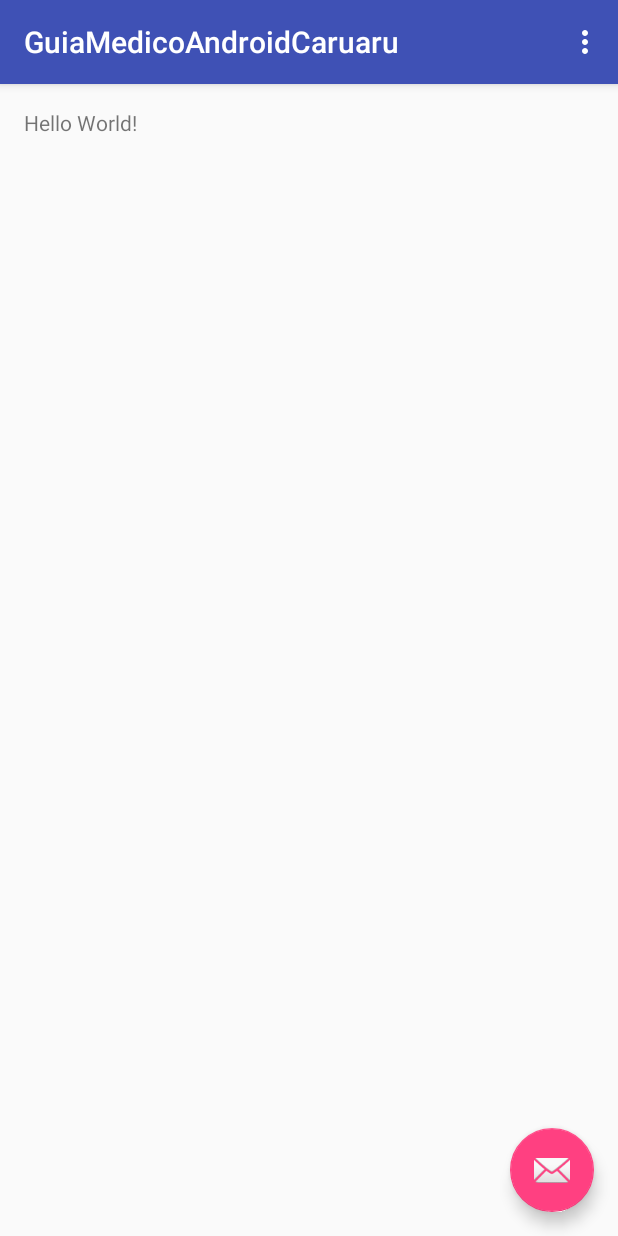
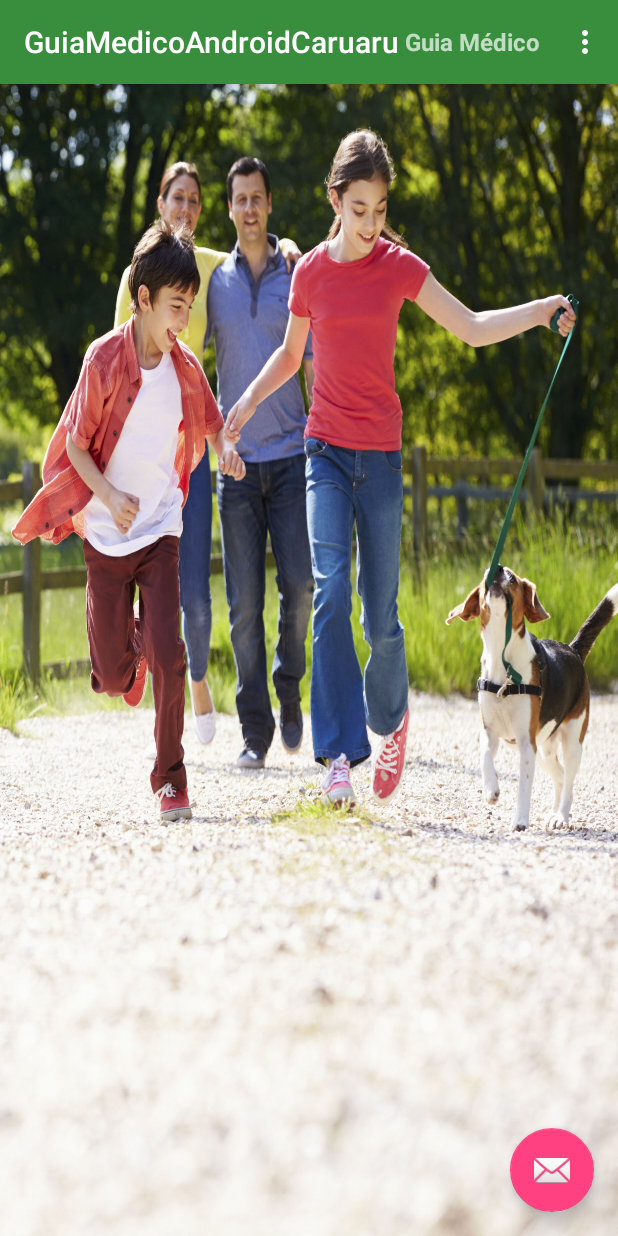
Before and after one commit to shurtup/UnimedGuiaMedico, an Android app: the screen it shows after launch (MainActivity), on a phone screen of 412 x 824 dp. Run offline under Robolectric (Android 15) with nearby library versions, the phone set to English and light mode, and no system bars.

Commit message:
Commit 2

```diff
--- a/app/src/main/res/layout/activity_main.xml
+++ b/app/src/main/res/layout/activity_main.xml
@@ -1,25 +1,45 @@
 <?xml version="1.0" encoding="utf-8"?>
-<android.support.design.widget.CoordinatorLayout
-    xmlns:android="http://schemas.android.com/apk/res/android"
+<android.support.design.widget.CoordinatorLayout xmlns:android="http://schemas.android.com/apk/res/android"
     xmlns:app="http://schemas.android.com/apk/res-auto"
-    xmlns:tools="http://schemas.android.com/tools" android:layout_width="match_parent"
-    android:layout_height="match_parent" android:fitsSystemWindows="true"
-    tools:context=".MainActivity">
+    xmlns:tools="http://schemas.android.com/tools"
+    android:layout_width="match_parent"
+    android:layout_height="match_parent"
+    android:fitsSystemWindows="true"
+    tools:context=".MainActivity"
+    android:background="@drawable/unimed">
 
-    <android.support.design.widget.AppBarLayout android:layout_height="wrap_content"
-        android:layout_width="match_parent" android:theme="@style/AppTheme.AppBarOverlay">
+    <android.support.design.widget.AppBarLayout
+        android:layout_width="match_parent"
+        android:layout_height="wrap_content"
+        android:theme="@style/AppTheme.AppBarOverlay">
 
-        <android.support.v7.widget.Toolbar android:id="@+id/toolbar"
-            android:layout_width="match_parent" android:layout_height="?attr/actionBarSize"
-            android:background="?attr/colorPrimary" app:popupTheme="@style/AppTheme.PopupOverlay" />
+        <android.support.v7.widget.Toolbar
+            android:id="@+id/toolbar"
+            android:layout_width="match_parent"
+            android:layout_height="?attr/actionBarSize"
+            android:background="@color/verdeUnimed"
+            app:popupTheme="@style/AppTheme.PopupOverlay">
+
+        <TextView
+            android:layout_width="wrap_content"
+            android:layout_height="wrap_content"
+            android:textSize="16sp"
+            android:textStyle="bold"
+            android:text="Guia Médico"
+            android:gravity="center"
+            android:id="@+id/toolbar_title"/>
+            </android.support.v7.widget.Toolbar>
 
     </android.support.design.widget.AppBarLayout>
 
     <include layout="@layout/content_main" />
 
-    <android.support.design.widget.FloatingActionButton android:id="@+id/fab"
-        android:layout_width="wrap_content" android:layout_height="wrap_content"
-        android:layout_gravity="bottom|end" android:layout_margin="@dimen/fab_margin"
+    <android.support.design.widget.FloatingActionButton
+        android:id="@+id/fab"
+        android:layout_width="wrap_content"
+        android:layout_height="wrap_content"
+        android:layout_gravity="bottom|end"
+        android:layout_margin="@dimen/fab_margin"
         android:src="@android:drawable/ic_dialog_email" />
 
 </android.support.design.widget.CoordinatorLayout>
--- a/app/src/main/res/layout/content_main.xml
+++ b/app/src/main/res/layout/content_main.xml
@@ -1,14 +1,15 @@
 <?xml version="1.0" encoding="utf-8"?>
 <RelativeLayout xmlns:android="http://schemas.android.com/apk/res/android"
+    xmlns:app="http://schemas.android.com/apk/res-auto"
     xmlns:tools="http://schemas.android.com/tools"
-    xmlns:app="http://schemas.android.com/apk/res-auto" android:layout_width="match_parent"
-    android:layout_height="match_parent" android:paddingLeft="@dimen/activity_horizontal_margin"
+    android:layout_width="match_parent"
+    android:layout_height="match_parent"
+    android:paddingBottom="@dimen/activity_vertical_margin"
+    android:paddingLeft="@dimen/activity_horizontal_margin"
     android:paddingRight="@dimen/activity_horizontal_margin"
     android:paddingTop="@dimen/activity_vertical_margin"
-    android:paddingBottom="@dimen/activity_vertical_margin"
     app:layout_behavior="@string/appbar_scrolling_view_behavior"
-    tools:showIn="@layout/activity_main" tools:context=".MainActivity">
+    tools:context=".MainActivity"
+    tools:showIn="@layout/activity_main">
 
-    <TextView android:text="Hello World!" android:layout_width="wrap_content"
-        android:layout_height="wrap_content" />
 </RelativeLayout>
--- a/app/src/main/res/values/colors.xml
+++ b/app/src/main/res/values/colors.xml
@@ -3,4 +3,5 @@
     <color name="colorPrimary">#3F51B5</color>
     <color name="colorPrimaryDark">#303F9F</color>
     <color name="colorAccent">#FF4081</color>
+    <color name="verdeUnimed">#388E3C</color>
 </resources>
```
Also changed, not shown: app/src/main/res/drawable-hdpi/unimed.jpg (added).
